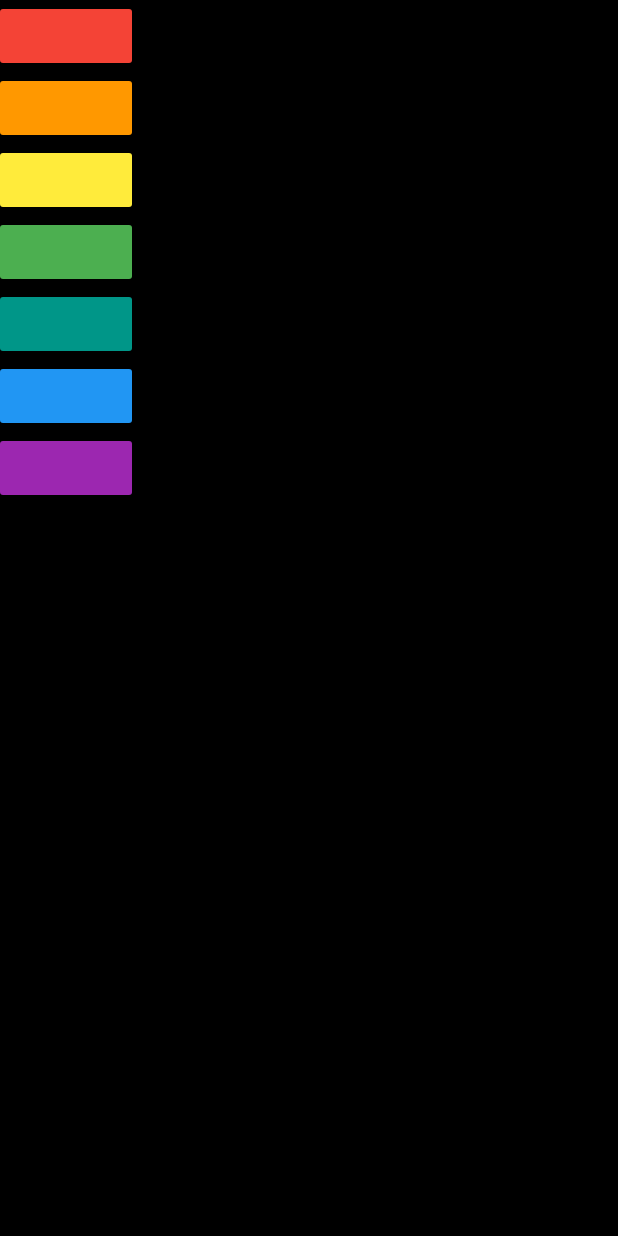
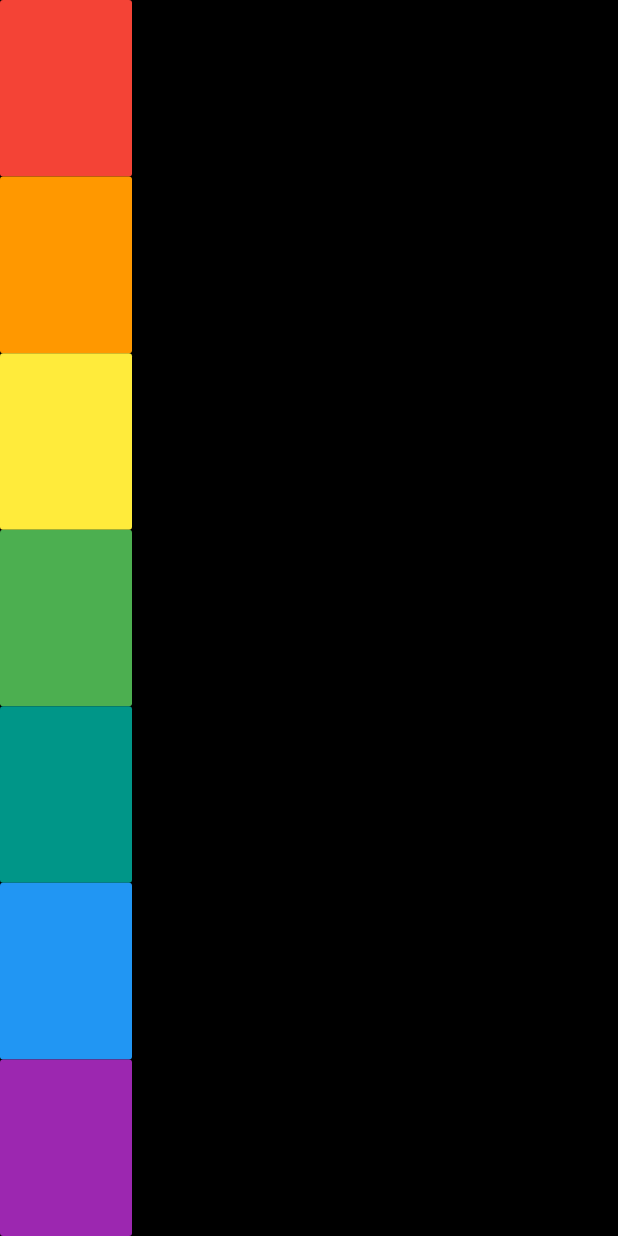
Before and after one commit to thesamtj/music_app_flutter, a Flutter app: the screen it shows after launch, on a phone screen of 412 x 824 dp. Run offline on Flutter 3.47's test engine with Material 2 defaults, Android fonts, the phone set to English and light mode, and no system bars; our stand-ins replace audioplayers.

Commit message:
Expand to equal heights

```diff
--- a/lib/main.dart
+++ b/lib/main.dart
@@ -17,47 +17,61 @@ class XylophoneApp extends StatelessWidget {
         body: SafeArea(
           child: Column(
             children: <Widget>[
-              FlatButton(
+              Expanded(
+                child: FlatButton(
                   color: Colors.red,
                   onPressed: () {
                     playSound(1);
                   },
                 ),
-              FlatButton(
+              ),
+              Expanded(
+                child: FlatButton(
                   color: Colors.orange,
                   onPressed: () {
                     playSound(2);
                   },
                 ),
-              FlatButton(
+              ),
+              Expanded(
+                child: FlatButton(
                   color: Colors.yellow,
                   onPressed: () {
                     playSound(3);
                   },
                 ),
-              FlatButton(
+              ),
+              Expanded(
+                child: FlatButton(
                   color: Colors.green,
                   onPressed: () {
                     playSound(4);
                   },
                 ),
-              FlatButton(
+              ),
+              Expanded(
+                child: FlatButton(
                   color: Colors.teal,
                   onPressed: () {
                     playSound(5);
                   },
                 ),
-              FlatButton(
+              ),
+              Expanded(
+                child: FlatButton(
                   color: Colors.blue,
                   onPressed: () {
                     playSound(6);
                   },
                 ),
-              FlatButton(
+              ),
+              Expanded(
+                child: FlatButton(
                   color: Colors.purple,
                   onPressed: () {
                     playSound(7);
                   },
+                ),
               ),
             ],
           ),
```
Lines whose indentation alone changed are shown as unchanged.
